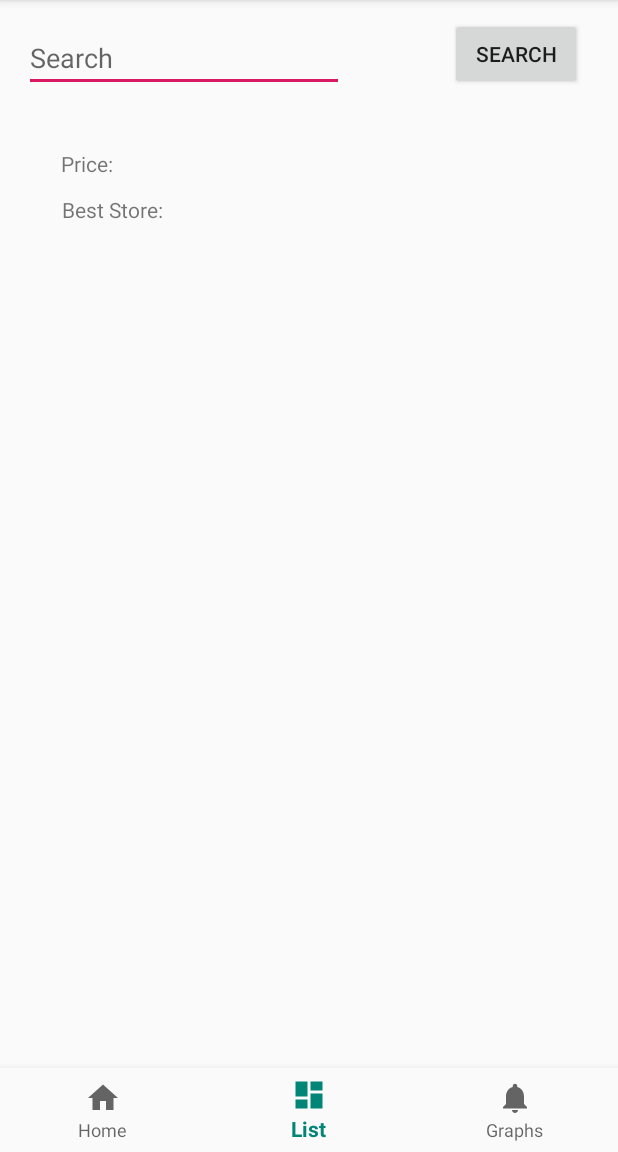
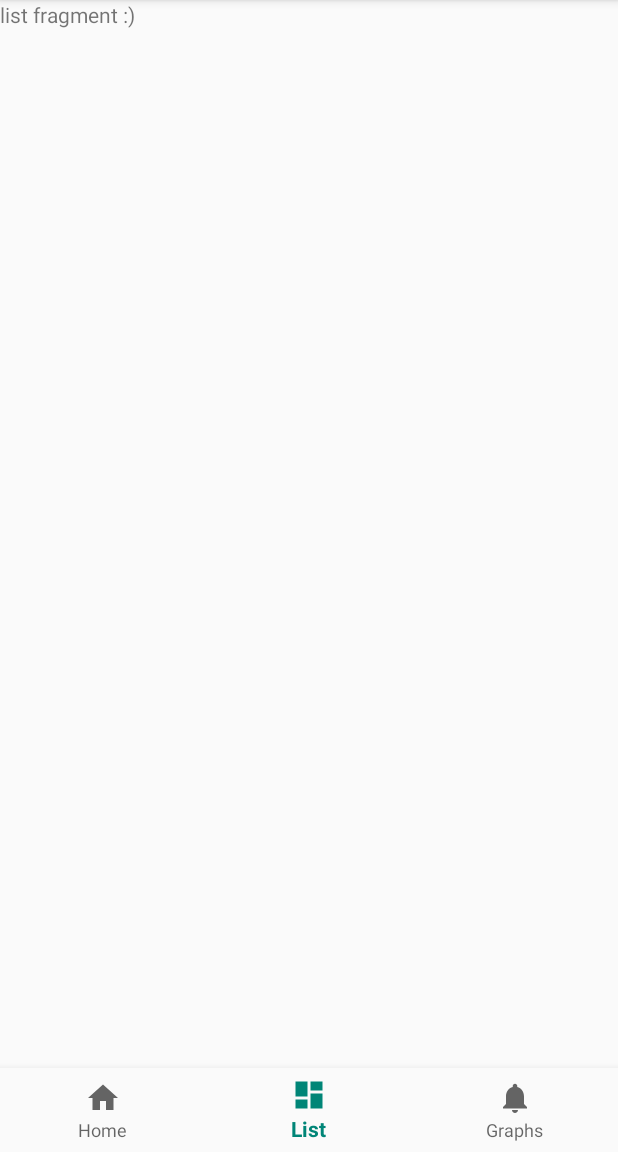
Before and after one commit to Bdoom/Shoppy, an Android app: the screen it shows after launch (MainActivity), item 2 of the bottom bar chosen, on a phone screen of 412 x 824 dp, the part 84-1236 px from its top. Run offline under Robolectric (Android 15) with nearby library versions, the phone set to English and light mode, and no system bars.

Commit message:
Progresion on bottom nav bar. Moved single search to the 'main' fragment.

```diff
--- a/app/build.gradle
+++ b/app/build.gradle
@@ -24,7 +24,10 @@
     implementation 'com.android.support:design:28.0.0'
     implementation 'com.android.support.constraint:constraint-layout:1.1.3'
     implementation 'com.android.support:support-vector-drawable:28.0.0'
+    implementation 'com.android.support:support-v4:28.0.0'
     testImplementation 'junit:junit:4.12'
     androidTestImplementation 'com.android.support.test:runner:1.0.2'
     androidTestImplementation 'com.android.support.test.espresso:espresso-core:3.0.2'
+    implementation 'android.arch.navigation:navigation-fragment:1.0.0'
+    implementation 'android.arch.navigation:navigation-ui:1.0.0'
 }
--- a/app/src/main/java/com/example/shoppy/MainActivity.java
+++ b/app/src/main/java/com/example/shoppy/MainActivity.java
@@ -1,6 +1,7 @@
 package com.example.shoppy;
 
 import android.app.Activity;
+import android.net.Uri;
 import android.support.annotation.NonNull;
 import android.support.v7.app.AppCompatActivity;
 import android.widget.TextView;
@@ -25,8 +26,30 @@
 import android.widget.Button;
 import android.widget.EditText;
 import android.os.Bundle;
+import android.support.v4.app.Fragment;
+import android.support.v4.app.FragmentTransaction;
 
-public class MainActivity extends AppCompatActivity {
+import androidx.navigation.fragment.NavHostFragment;
+
+// Add multiple stores.
+// Bed Stores:
+// Matress Firm
+// Matress warehouse
+// Sears
+// Macy's
+// Sleep number?
+// Electronics Stores:
+// Best Buy
+// Microcenter
+// Clothing?:
+// abercrombie & fitch
+// hollister
+// gap
+
+
+
+
+public class MainActivity extends AppCompatActivity implements  mainFragment.OnFragmentInteractionListener, listFragment.OnFragmentInteractionListener, graphFragment.OnFragmentInteractionListener {
 
     private TextView mTextMessage;
     private Activity myActivity;
@@ -153,18 +176,27 @@
 
         @Override
         public boolean onNavigationItemSelected(@NonNull MenuItem item) {
+            Fragment selectedFragment = null;
             switch (item.getItemId()) {
-                case R.id.navigation_home:
+                case R.id.navigation_main:
+                    selectedFragment = mainFragment.newInstance();
+                    break;
+
+                case R.id.navigation_list:
+                    selectedFragment = new listFragment();
+                    break;
+
+                case R.id.navigation_graphs:
+                    selectedFragment = new graphFragment();
+                    break;
+
+            }
+            FragmentTransaction transaction = getSupportFragmentManager().beginTransaction();
+            transaction.replace(R.id.frame_layout, selectedFragment);
+            transaction.commit();
+
 
             return true;
-                case R.id.navigation_dashboard:
-
-                    return true;
-                case R.id.navigation_notifications:
-
-                    return true;
-            }
-            return false;
         }
     };
 
@@ -189,21 +221,13 @@
     }
 
     @Override
-    protected void onCreate(Bundle savedInstanceState) {
-        super.onCreate(savedInstanceState);
-        setContentView(R.layout.activity_main);
-        BottomNavigationView navView = findViewById(R.id.nav_view);
-        mTextMessage = findViewById(R.id.message);
-        navView.setOnNavigationItemSelectedListener(mOnNavigationItemSelectedListener);
+    public void onFragmentInteraction(Uri uri) {
 
-        Button btnSearch = findViewById(R.id.btnSearch);
+    }
 
-        myActivity = this;
 
-        btnSearch.setOnClickListener(new View.OnClickListener() {
-            @Override
-            public void onClick(View v) {
-                if (v.getId() == R.id.btnSearch) {
+    public void MakeRequest()
+    {
         EditText txtSearch = findViewById(R.id.txtSearch);
         checkPermissions();
         ResetSearch();
@@ -225,10 +249,23 @@
             walmartRequest.execute(zipCode, query);
             targetRequest.execute(zipCode, "1", "5", query);
         }
+    }
 
-                }
-            }
-        });
+    @Override
+    protected void onCreate(Bundle savedInstanceState) {
+        super.onCreate(savedInstanceState);
+        setContentView(R.layout.activity_main);
+        BottomNavigationView navView = findViewById(R.id.nav_view);
+        mTextMessage = findViewById(R.id.message);
+        navView.setOnNavigationItemSelectedListener(mOnNavigationItemSelectedListener);
+
+        FragmentTransaction transaction = getSupportFragmentManager().beginTransaction();
+        mainFragment mainFragment = new mainFragment();
+        transaction.replace(R.id.frame_layout, mainFragment);
+        transaction.commit();
+
+        myActivity = this;
+
     }
 
 }
--- /dev/null
+++ b/app/src/main/java/com/example/shoppy/listFragment.java
@@ -0,0 +1,108 @@
+package com.example.shoppy;
+
+import android.content.Context;
+import android.net.Uri;
+import android.os.Bundle;
+import android.support.v4.app.Fragment;
+import android.view.LayoutInflater;
+import android.view.View;
+import android.view.ViewGroup;
+
+
+/**
+ * A simple {@link Fragment} subclass.
+ * Activities that contain this fragment must implement the
+ * {@link listFragment.OnFragmentInteractionListener} interface
+ * to handle interaction events.
+ * Use the {@link listFragment#newInstance} factory method to
+ * create an instance of this fragment.
+ */
+public class listFragment extends Fragment {
+    // TODO: Rename parameter arguments, choose names that match
+    // the fragment initialization parameters, e.g. ARG_ITEM_NUMBER
+    private static final String ARG_PARAM1 = "param1";
+    private static final String ARG_PARAM2 = "param2";
+
+    // TODO: Rename and change types of parameters
+    private String mParam1;
+    private String mParam2;
+
+    private OnFragmentInteractionListener mListener;
+
+    public listFragment() {
+        // Required empty public constructor
+    }
+
+    /**
+     * Use this factory method to create a new instance of
+     * this fragment using the provided parameters.
+     *
+     * @param param1 Parameter 1.
+     * @param param2 Parameter 2.
+     * @return A new instance of fragment listFragment.
+     */
+    // TODO: Rename and change types and number of parameters
+    public static listFragment newInstance(String param1, String param2) {
+        listFragment fragment = new listFragment();
+        Bundle args = new Bundle();
+        args.putString(ARG_PARAM1, param1);
+        args.putString(ARG_PARAM2, param2);
+        fragment.setArguments(args);
+        return fragment;
+    }
+
+    @Override
+    public void onCreate(Bundle savedInstanceState) {
+        super.onCreate(savedInstanceState);
+        if (getArguments() != null) {
+            mParam1 = getArguments().getString(ARG_PARAM1);
+            mParam2 = getArguments().getString(ARG_PARAM2);
+        }
+    }
+
+    @Override
+    public View onCreateView(LayoutInflater inflater, ViewGroup container,
+                             Bundle savedInstanceState) {
+        // Inflate the layout for this fragment
+        return inflater.inflate(R.layout.fragment_list, container, false);
+    }
+
+    // TODO: Rename method, update argument and hook method into UI event
+    public void onButtonPressed(Uri uri) {
+        if (mListener != null) {
+            mListener.onFragmentInteraction(uri);
+        }
+    }
+
+    @Override
+    public void onAttach(Context context) {
+        super.onAttach(context);
+        if (context instanceof OnFragmentInteractionListener) {
+            mListener = (OnFragmentInteractionListener) context;
+        } else {
+            throw new RuntimeException(context.toString()
+                    + " must implement OnFragmentInteractionListener");
+        }
+    }
+
+    @Override
+    public void onDetach() {
+        super.onDetach();
+        mListener = null;
+    }
+
+    /**
+     * This interface must be implemented by activities that contain this
+     * fragment to allow an interaction in this fragment to be communicated
+     * to the activity and potentially other fragments contained in that
+     * activity.
+     * <p>
+     * See the Android Training lesson <a href=
+     * "http://developer.android.com/training/basics/fragments/communicating.html"
+     * >Communicating with Other Fragments</a> for more information.
+     */
+    public interface OnFragmentInteractionListener {
+        // TODO: Update argument type and name
+        void onFragmentInteraction(Uri uri);
+    }
+}
--- /dev/null
+++ b/app/src/main/java/com/example/shoppy/mainFragment.java
@@ -0,0 +1,90 @@
+package com.example.shoppy;
+
+import android.content.Context;
+import android.net.Uri;
+import android.os.Bundle;
+import android.support.v4.app.Fragment;
+import android.view.LayoutInflater;
+import android.view.View;
+import android.view.ViewGroup;
+import android.widget.Button;
+
+
+public class mainFragment extends Fragment {
+
+    private OnFragmentInteractionListener mListener;
+
+    public mainFragment() {
+        // Required empty public constructor
+    }
+
+    public static mainFragment newInstance() {
+        mainFragment fragment = new mainFragment();
+        Bundle args = new Bundle();
+        fragment.setArguments(args);
+        return fragment;
+    }
+
+    @Override
+    public void onCreate(Bundle savedInstanceState) {
+        super.onCreate(savedInstanceState);
+        if (getArguments() != null) {
+
+        }
+    }
+
+    @Override
+    public View onCreateView(LayoutInflater inflater, ViewGroup container,
+                             Bundle savedInstanceState) {
+        // Inflate the layout for this fragment
+        View rootView = inflater.inflate(R.layout.fragment_main, container, false);
+
+        Button btnSearch = (Button) rootView.findViewById(R.id.btnSearch);
+        btnSearch.setOnClickListener(mOnClickListener);
+
+        return rootView;
+    }
+
+    private View.OnClickListener mOnClickListener = new View.OnClickListener()
+    {
+        @Override
+        public void onClick(View v) {
+            if (v.getId() == R.id.btnSearch) {
+                System.out.println("test");
+                MainActivity mainActivity = (MainActivity)getActivity();
+                if (mainActivity != null)
+                {
+                    mainActivity.MakeRequest();
+                }
+            }
+        }
+    };
+
+    public void onButtonPressed(Uri uri) {
+        if (mListener != null) {
+            mListener.onFragmentInteraction(uri);
+        }
+    }
+
+    @Override
+    public void onAttach(Context context) {
+        super.onAttach(context);
+        if (context instanceof OnFragmentInteractionListener) {
+            mListener = (OnFragmentInteractionListener) context;
+        } else {
+            throw new RuntimeException(context.toString()
+                    + " must implement OnFragmentInteractionListener");
+        }
+    }
+
+    @Override
+    public void onDetach() {
+        super.onDetach();
+        mListener = null;
+    }
+
+    public interface OnFragmentInteractionListener {
+        // TODO: Update argument type and name
+        void onFragmentInteraction(Uri uri);
+    }
+}
--- a/app/src/main/res/layout/activity_main.xml
+++ b/app/src/main/res/layout/activity_main.xml
@@ -6,6 +6,15 @@
     android:layout_width="match_parent"
     android:layout_height="match_parent"
     tools:context=".MainActivity">
+
+    <FrameLayout
+        android:id="@+id/frame_layout"
+        android:layout_width="match_parent"
+        android:layout_height="match_parent"
+        android:layout_above="@+id/nav_view"
+        android:animateLayoutChanges="true">
+
+    </FrameLayout>
 
     <android.support.design.widget.BottomNavigationView
         android:id="@+id/nav_view"
@@ -19,79 +28,4 @@
         app:layout_constraintRight_toRightOf="parent"
         app:menu="@menu/bottom_nav_menu" />
 
-    <EditText
-        android:id="@+id/txtSearch"
-        android:layout_width="wrap_content"
-        android:layout_height="wrap_content"
-        android:layout_marginStart="16dp"
-        android:layout_marginTop="16dp"
-        android:ems="10"
-        android:inputType="textPersonName"
-        app:layout_constraintStart_toStartOf="parent"
-        app:layout_constraintTop_toTopOf="parent"
-        android:autofillHints="@android:string/search_go"
-        android:hint="@android:string/search_go"/>
-
-    <Button
-        android:id="@+id/btnSearch"
-        android:layout_width="wrap_content"
-        android:layout_height="wrap_content"
-        android:layout_marginStart="32dp"
-        android:layout_marginTop="12dp"
-        android:layout_marginEnd="24dp"
-        android:text="@android:string/search_go"
-        app:layout_constraintEnd_toEndOf="parent"
-        app:layout_constraintHorizontal_bias="1.0"
-        app:layout_constraintStart_toEndOf="@+id/txtSearch"
-        app:layout_constraintTop_toTopOf="parent" />
-
-    <TextView
-        android:id="@+id/txtBestStore"
-        android:layout_width="wrap_content"
-        android:layout_height="wrap_content"
-        android:layout_marginStart="40dp"
-        android:layout_marginTop="11dp"
-        android:layout_marginEnd="302dp"
-        android:text="@string/title_best_store"
-        app:layout_constraintEnd_toEndOf="parent"
-        app:layout_constraintStart_toStartOf="parent"
-        app:layout_constraintTop_toBottomOf="@+id/txtPrice"
-        tools:text="@string/title_best_store" />
-
-    <TextView
-        android:id="@+id/txtPrice"
-        android:layout_width="wrap_content"
-        android:layout_height="wrap_content"
-        android:layout_marginStart="40dp"
-        android:layout_marginTop="38dp"
-        android:layout_marginEnd="336dp"
-        android:text="@string/title_price"
-        app:layout_constraintEnd_toEndOf="parent"
-        app:layout_constraintStart_toStartOf="parent"
-        app:layout_constraintTop_toBottomOf="@+id/txtSearch"
-        tools:text="@string/title_price" />
-
-    <TextView
-        android:id="@+id/txtPriceActualValue"
-        android:layout_width="wrap_content"
-        android:layout_height="wrap_content"
-        android:layout_marginStart="18dp"
-        android:layout_marginTop="38dp"
-        android:layout_marginEnd="260dp"
-        app:layout_constraintEnd_toEndOf="parent"
-        app:layout_constraintStart_toEndOf="@+id/txtBestStore"
-        app:layout_constraintTop_toBottomOf="@+id/txtSearch" />
-
-    <TextView
-        android:id="@+id/txtBestStoreValue"
-        android:layout_width="wrap_content"
-        android:layout_height="wrap_content"
-        android:layout_marginStart="20dp"
-        android:layout_marginTop="156dp"
-        android:layout_marginBottom="3dp"
-        app:layout_constraintBottom_toTopOf="@+id/txtSearch"
-        app:layout_constraintStart_toEndOf="@+id/txtBestStore"
-        app:layout_constraintTop_toBottomOf="@+id/txtSearch"
-        app:layout_constraintVertical_bias="0.394" />
-
 </android.support.constraint.ConstraintLayout>
--- /dev/null
+++ b/app/src/main/res/layout/fragment_list.xml
@@ -0,0 +1,14 @@
+<?xml version="1.0" encoding="utf-8"?>
+<FrameLayout xmlns:android="http://schemas.android.com/apk/res/android"
+    xmlns:tools="http://schemas.android.com/tools"
+    android:layout_width="match_parent"
+    android:layout_height="match_parent"
+    tools:context=".listFragment">
+
+    <!-- TODO: Update blank fragment layout -->
+    <TextView
+        android:layout_width="match_parent"
+        android:layout_height="match_parent"
+        android:text="list fragment :)" />
+
+</FrameLayout>
--- a/app/src/main/res/menu/bottom_nav_menu.xml
+++ b/app/src/main/res/menu/bottom_nav_menu.xml
@@ -2,17 +2,17 @@
 <menu xmlns:android="http://schemas.android.com/apk/res/android">
 
     <item
-        android:id="@+id/navigation_home"
+        android:id="@+id/navigation_main"
         android:icon="@drawable/ic_home_black_24dp"
         android:title="@string/title_home" />
 
     <item
-        android:id="@+id/navigation_dashboard"
+        android:id="@+id/navigation_list"
         android:icon="@drawable/ic_dashboard_black_24dp"
         android:title="@string/title_dashboard" />
 
     <item
-        android:id="@+id/navigation_notifications"
+        android:id="@+id/navigation_graphs"
         android:icon="@drawable/ic_notifications_black_24dp"
         android:title="@string/title_notifications" />
 
--- a/app/src/main/res/values/strings.xml
+++ b/app/src/main/res/values/strings.xml
@@ -5,4 +5,7 @@
     <string name="title_notifications">Graphs</string>
     <string name="title_best_store">Best Store: </string>
     <string name="title_price">Price: </string>
+
+    <!-- TODO: Remove or change this placeholder text -->
+    <string name="hello_blank_fragment">Hello blank fragment</string>
 </resources>
```
Also changed, not shown: app/src/main/java/com/example/shoppy/graphFragment.java (added, +108 -0 lines), app/src/main/res/layout/fragment_graph.xml (added, +14 -0 lines), app/src/main/res/layout/fragment_main.xml (added, +39 -0 lines), app/src/main/res/navigation/nav_graph.xml (added, +22 -0 lines). Lines whose indentation alone changed are shown as unchanged.
